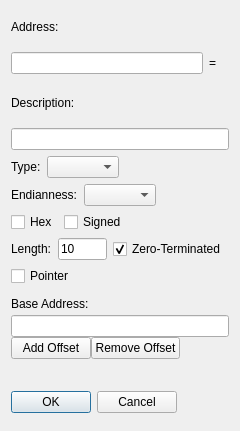
Old version of the form GUI/AddAddressManuallyDialog.ui in the repository korcankaraokcu/PINCE.
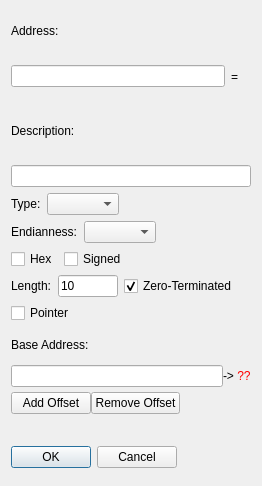
New version of the form.

Commit message: Change pointer UI behaviour

Patch:
```diff
--- a/GUI/AddAddressManuallyDialog.ui
+++ b/GUI/AddAddressManuallyDialog.ui
@@ -6,8 +6,8 @@
    <rect>
     <x>0</x>
     <y>0</y>
-    <width>240</width>
-    <height>431</height>
+    <width>262</width>
+    <height>486</height>
    </rect>
   </property>
   <property name="windowTitle">
@@ -222,6 +222,13 @@
           <item>
            <widget class="QLineEdit" name="lineEdit_PtrStartAddress"/>
           </item>
+          <item>
+           <widget class="QLabel" name="label_BaseAddressDeref">
+            <property name="text">
+             <string>-&gt; &lt;font color=red&gt;??&lt;/font&gt;</string>
+            </property>
+           </widget>
+          </item>
          </layout>
         </item>
         <item>
```
The commit also changes 2 other files.
